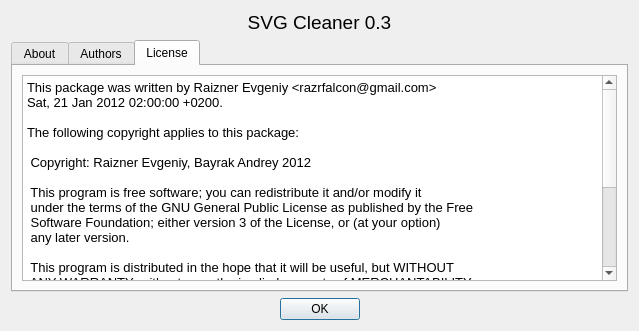
RazrFalcon/svgcleaner, file src/aboutdialog.ui: the form before one commit.
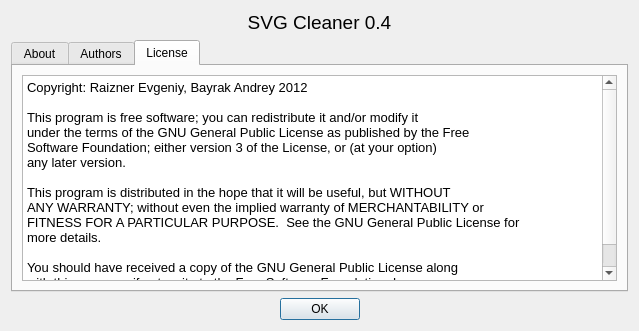
The form after the commit. The open tabs and pages were chosen to show the change.

Commit message:
Added tooltips for icon thumbs. Added "pause". Fixed crashes with stop. All interface now build in qt. New keys for script. Added translations support. New presets style. Few other fixes.
Alpha release.

Patch:
```diff
--- a/src/aboutdialog.ui
+++ b/src/aboutdialog.ui
@@ -28,7 +28,7 @@
       </font>
      </property>
      <property name="text">
-      <string>SVG Cleaner 0.3</string>
+      <string>SVG Cleaner 0.4</string>
      </property>
      <property name="alignment">
       <set>Qt::AlignCenter</set>
@@ -91,34 +91,25 @@
        <item>
         <widget class="QTextBrowser" name="textBrowser_3">
          <property name="html">
-          <string>&lt;!DOCTYPE HTML PUBLIC &quot;-//W3C//DTD HTML 4.0//EN&quot; &quot;http://www.w3.org/TR/REC-html40/strict.dtd&quot;&gt;
+          <string notr="true">&lt;!DOCTYPE HTML PUBLIC &quot;-//W3C//DTD HTML 4.0//EN&quot; &quot;http://www.w3.org/TR/REC-html40/strict.dtd&quot;&gt;
 &lt;html&gt;&lt;head&gt;&lt;meta name=&quot;qrichtext&quot; content=&quot;1&quot; /&gt;&lt;style type=&quot;text/css&quot;&gt;
 p, li { white-space: pre-wrap; }
 &lt;/style&gt;&lt;/head&gt;&lt;body style=&quot; font-family:'Verdana'; font-size:10pt; font-weight:400; font-style:normal;&quot;&gt;
-&lt;p style=&quot; margin-top:0px; margin-bottom:0px; margin-left:0px; margin-right:0px; -qt-block-indent:0; text-indent:0px;&quot;&gt;This package was written by Raizner Evgeniy &amp;lt;razrfalcon@gmail.com&amp;gt;&lt;/p&gt;
-&lt;p style=&quot; margin-top:0px; margin-bottom:0px; margin-left:0px; margin-right:0px; -qt-block-indent:0; text-indent:0px;&quot;&gt;Sat, 21 Jan 2012 02:00:00 +0200.&lt;/p&gt;
-&lt;p style=&quot;-qt-paragraph-type:empty; margin-top:0px; margin-bottom:0px; margin-left:0px; margin-right:0px; -qt-block-indent:0; text-indent:0px;&quot;&gt;&lt;/p&gt;
-&lt;p style=&quot; margin-top:0px; margin-bottom:0px; margin-left:0px; margin-right:0px; -qt-block-indent:0; text-indent:0px;&quot;&gt;The following copyright applies to this package:&lt;/p&gt;
-&lt;p style=&quot;-qt-paragraph-type:empty; margin-top:0px; margin-bottom:0px; margin-left:0px; margin-right:0px; -qt-block-indent:0; text-indent:0px;&quot;&gt;&lt;/p&gt;
-&lt;p style=&quot; margin-top:0px; margin-bottom:0px; margin-left:0px; margin-right:0px; -qt-block-indent:0; text-indent:0px;&quot;&gt; Copyright: Raizner Evgeniy, Bayrak Andrey 2012&lt;/p&gt;
-&lt;p style=&quot;-qt-paragraph-type:empty; margin-top:0px; margin-bottom:0px; margin-left:0px; margin-right:0px; -qt-block-indent:0; text-indent:0px;&quot;&gt;&lt;/p&gt;
-&lt;p style=&quot; margin-top:0px; margin-bottom:0px; margin-left:0px; margin-right:0px; -qt-block-indent:0; text-indent:0px;&quot;&gt; This program is free software; you can redistribute it and/or modify it&lt;/p&gt;
-&lt;p style=&quot; margin-top:0px; margin-bottom:0px; margin-left:0px; margin-right:0px; -qt-block-indent:0; text-indent:0px;&quot;&gt; under the terms of the GNU General Public License as published by the Free&lt;/p&gt;
-&lt;p style=&quot; margin-top:0px; margin-bottom:0px; margin-left:0px; margin-right:0px; -qt-block-indent:0; text-indent:0px;&quot;&gt; Software Foundation; either version 3 of the License, or (at your option)&lt;/p&gt;
-&lt;p style=&quot; margin-top:0px; margin-bottom:0px; margin-left:0px; margin-right:0px; -qt-block-indent:0; text-indent:0px;&quot;&gt; any later version.&lt;/p&gt;
-&lt;p style=&quot;-qt-paragraph-type:empty; margin-top:0px; margin-bottom:0px; margin-left:0px; margin-right:0px; -qt-block-indent:0; text-indent:0px;&quot;&gt;&lt;/p&gt;
-&lt;p style=&quot; margin-top:0px; margin-bottom:0px; margin-left:0px; margin-right:0px; -qt-block-indent:0; text-indent:0px;&quot;&gt; This program is distributed in the hope that it will be useful, but WITHOUT&lt;/p&gt;
-&lt;p style=&quot; margin-top:0px; margin-bottom:0px; margin-left:0px; margin-right:0px; -qt-block-indent:0; text-indent:0px;&quot;&gt; ANY WARRANTY; without even the implied warranty of MERCHANTABILITY or&lt;/p&gt;
-&lt;p style=&quot; margin-top:0px; margin-bottom:0px; margin-left:0px; margin-right:0px; -qt-block-indent:0; text-indent:0px;&quot;&gt; FITNESS FOR A PARTICULAR PURPOSE.  See the GNU General Public License for&lt;/p&gt;
-&lt;p style=&quot; margin-top:0px; margin-bottom:0px; margin-left:0px; margin-right:0px; -qt-block-indent:0; text-indent:0px;&quot;&gt; more details.&lt;/p&gt;
-&lt;p style=&quot;-qt-paragraph-type:empty; margin-top:0px; margin-bottom:0px; margin-left:0px; margin-right:0px; -qt-block-indent:0; text-indent:0px;&quot;&gt;&lt;/p&gt;
-&lt;p style=&quot; margin-top:0px; margin-bottom:0px; margin-left:0px; margin-right:0px; -qt-block-indent:0; text-indent:0px;&quot;&gt; You should have received a copy of the GNU General Public License along&lt;/p&gt;
-&lt;p style=&quot; margin-top:0px; margin-bottom:0px; margin-left:0px; margin-right:0px; -qt-block-indent:0; text-indent:0px;&quot;&gt; with this program; if not, write to the Free Software Foundation, Inc.,&lt;/p&gt;
-&lt;p style=&quot; margin-top:0px; margin-bottom:0px; margin-left:0px; margin-right:0px; -qt-block-indent:0; text-indent:0px;&quot;&gt; 51 Franklin Street, Fifth Floor, Boston, MA  02110-1301, USA&lt;/p&gt;
-&lt;p style=&quot;-qt-paragraph-type:empty; margin-top:0px; margin-bottom:0px; margin-left:0px; margin-right:0px; -qt-block-indent:0; text-indent:0px;&quot;&gt;&lt;/p&gt;
-&lt;p style=&quot; margin-top:0px; margin-bottom:0px; margin-left:0px; margin-right:0px; -qt-block-indent:0; text-indent:0px;&quot;&gt;On Debian GNU/Linux systems, the complete text of the GNU General&lt;/p&gt;
-&lt;p style=&quot; margin-top:0px; margin-bottom:0px; margin-left:0px; margin-right:0px; -qt-block-indent:0; text-indent:0px;&quot;&gt;Public License can be found in `/usr/share/common-licenses/GPL'.&lt;/p&gt;
-&lt;p style=&quot;-qt-paragraph-type:empty; margin-top:0px; margin-bottom:0px; margin-left:0px; margin-right:0px; -qt-block-indent:0; text-indent:0px;&quot;&gt;&lt;/p&gt;&lt;/body&gt;&lt;/html&gt;</string>
+&lt;p style=&quot; margin-top:0px; margin-bottom:0px; margin-left:0px; margin-right:0px; -qt-block-indent:0; text-indent:0px;&quot;&gt;Copyright: Raizner Evgeniy, Bayrak Andrey 2012&lt;/p&gt;
+&lt;p style=&quot;-qt-paragraph-type:empty; margin-top:0px; margin-bottom:0px; margin-left:0px; margin-right:0px; -qt-block-indent:0; text-indent:0px;&quot;&gt;&lt;br /&gt;&lt;/p&gt;
+&lt;p style=&quot; margin-top:0px; margin-bottom:0px; margin-left:0px; margin-right:0px; -qt-block-indent:0; text-indent:0px;&quot;&gt;This program is free software; you can redistribute it and/or modify it&lt;/p&gt;
+&lt;p style=&quot; margin-top:0px; margin-bottom:0px; margin-left:0px; margin-right:0px; -qt-block-indent:0; text-indent:0px;&quot;&gt;under the terms of the GNU General Public License as published by the Free&lt;/p&gt;
+&lt;p style=&quot; margin-top:0px; margin-bottom:0px; margin-left:0px; margin-right:0px; -qt-block-indent:0; text-indent:0px;&quot;&gt;Software Foundation; either version 3 of the License, or (at your option)&lt;/p&gt;
+&lt;p style=&quot; margin-top:0px; margin-bottom:0px; margin-left:0px; margin-right:0px; -qt-block-indent:0; text-indent:0px;&quot;&gt;any later version.&lt;/p&gt;
+&lt;p style=&quot;-qt-paragraph-type:empty; margin-top:0px; margin-bottom:0px; margin-left:0px; margin-right:0px; -qt-block-indent:0; text-indent:0px;&quot;&gt;&lt;br /&gt;&lt;/p&gt;
+&lt;p style=&quot; margin-top:0px; margin-bottom:0px; margin-left:0px; margin-right:0px; -qt-block-indent:0; text-indent:0px;&quot;&gt;This program is distributed in the hope that it will be useful, but WITHOUT&lt;/p&gt;
+&lt;p style=&quot; margin-top:0px; margin-bottom:0px; margin-left:0px; margin-right:0px; -qt-block-indent:0; text-indent:0px;&quot;&gt;ANY WARRANTY; without even the implied warranty of MERCHANTABILITY or&lt;/p&gt;
+&lt;p style=&quot; margin-top:0px; margin-bottom:0px; margin-left:0px; margin-right:0px; -qt-block-indent:0; text-indent:0px;&quot;&gt;FITNESS FOR A PARTICULAR PURPOSE.  See the GNU General Public License for&lt;/p&gt;
+&lt;p style=&quot; margin-top:0px; margin-bottom:0px; margin-left:0px; margin-right:0px; -qt-block-indent:0; text-indent:0px;&quot;&gt;more details.&lt;/p&gt;
+&lt;p style=&quot;-qt-paragraph-type:empty; margin-top:0px; margin-bottom:0px; margin-left:0px; margin-right:0px; -qt-block-indent:0; text-indent:0px;&quot;&gt;&lt;br /&gt;&lt;/p&gt;
+&lt;p style=&quot; margin-top:0px; margin-bottom:0px; margin-left:0px; margin-right:0px; -qt-block-indent:0; text-indent:0px;&quot;&gt;You should have received a copy of the GNU General Public License along&lt;/p&gt;
+&lt;p style=&quot; margin-top:0px; margin-bottom:0px; margin-left:0px; margin-right:0px; -qt-block-indent:0; text-indent:0px;&quot;&gt;with this program; if not, write to the Free Software Foundation, Inc.,&lt;/p&gt;
+&lt;p style=&quot; margin-top:0px; margin-bottom:0px; margin-left:0px; margin-right:0px; -qt-block-indent:0; text-indent:0px;&quot;&gt;51 Franklin Street, Fifth Floor, Boston, MA  02110-1301, USA&lt;/p&gt;&lt;/body&gt;&lt;/html&gt;</string>
          </property>
         </widget>
        </item>
```
Left out of the diff: 4 changed lines with no effect on the pictures. The commit also changes 35 other files.
